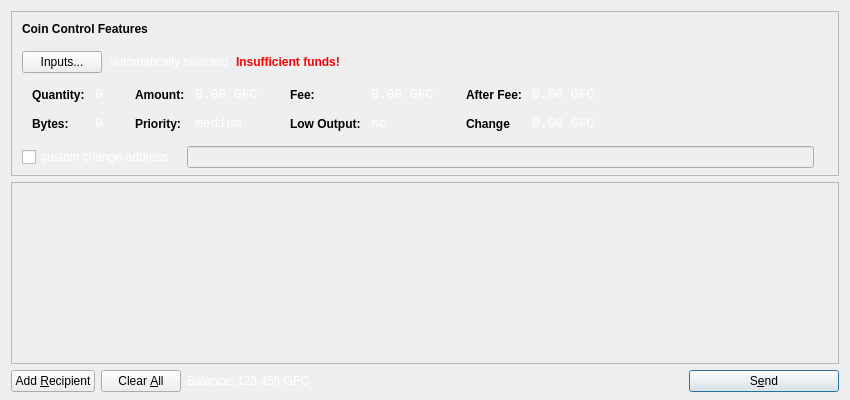
First picture: the form in src/qt/forms/sendcoinsdialog.ui, repository GryfenCrypto/gryfencoin, before the edit.
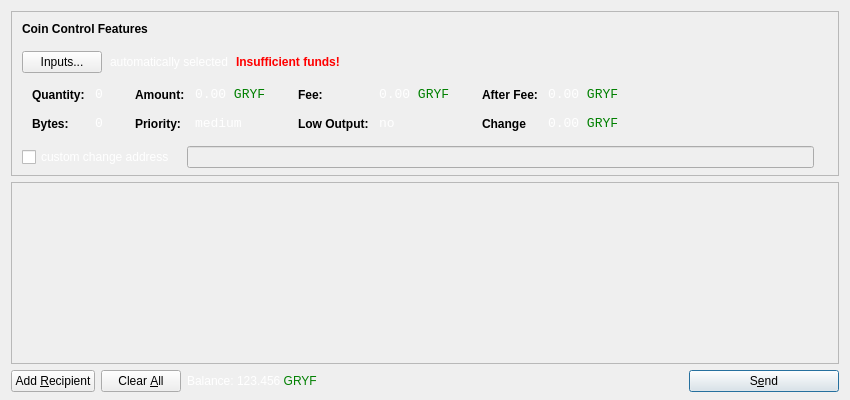
Second picture: the form after the edit. Icons and pictures are not drawn.

Commit message: changed ticker symbol from GFC to GRYF

```diff
--- a/src/qt/forms/sendcoinsdialog.ui
+++ b/src/qt/forms/sendcoinsdialog.ui
@@ -367,7 +367,7 @@
                   <enum>Qt::ActionsContextMenu</enum>
                  </property>
                  <property name="text">
-                  <string>0.00 GFC</string>
+                  <string>&lt;html&gt;&lt;head/&gt;&lt;body&gt;&lt;p&gt;0.00 &lt;span style=&quot; color:#008000;&quot;&gt;GRYF&lt;/span&gt;&lt;/p&gt;&lt;/body&gt;&lt;/html&gt;</string>
                  </property>
                  <property name="textInteractionFlags">
                   <set>Qt::LinksAccessibleByMouse|Qt::TextSelectableByKeyboard|Qt::TextSelectableByMouse</set>
@@ -453,7 +453,7 @@
                   <enum>Qt::ActionsContextMenu</enum>
                  </property>
                  <property name="text">
-                  <string>0.00 GFC</string>
+                  <string>&lt;html&gt;&lt;head/&gt;&lt;body&gt;&lt;p&gt;0.00 &lt;span style=&quot; color:#008000;&quot;&gt;GRYF&lt;/span&gt;&lt;/p&gt;&lt;/body&gt;&lt;/html&gt;</string>
                  </property>
                  <property name="textInteractionFlags">
                   <set>Qt::LinksAccessibleByMouse|Qt::TextSelectableByKeyboard|Qt::TextSelectableByMouse</set>
@@ -539,7 +539,7 @@
                   <enum>Qt::ActionsContextMenu</enum>
                  </property>
                  <property name="text">
-                  <string>0.00 GFC</string>
+                  <string>&lt;html&gt;&lt;head/&gt;&lt;body&gt;&lt;p&gt;0.00 &lt;span style=&quot; color:#008000;&quot;&gt;GRYF&lt;/span&gt;&lt;/p&gt;&lt;/body&gt;&lt;/html&gt;</string>
                  </property>
                  <property name="textInteractionFlags">
                   <set>Qt::LinksAccessibleByMouse|Qt::TextSelectableByKeyboard|Qt::TextSelectableByMouse</set>
@@ -571,7 +571,7 @@
                   <enum>Qt::ActionsContextMenu</enum>
                  </property>
                  <property name="text">
-                  <string>0.00 GFC</string>
+                  <string>&lt;html&gt;&lt;head/&gt;&lt;body&gt;&lt;p&gt;0.00 &lt;span style=&quot; color:#008000;&quot;&gt;GRYF&lt;/span&gt;&lt;/p&gt;&lt;/body&gt;&lt;/html&gt;</string>
                  </property>
                  <property name="textInteractionFlags">
                   <set>Qt::LinksAccessibleByMouse|Qt::TextSelectableByKeyboard|Qt::TextSelectableByMouse</set>
@@ -787,7 +787,7 @@
           <cursorShape>IBeamCursor</cursorShape>
          </property>
          <property name="text">
-          <string>123.456 GFC</string>
+          <string>&lt;html&gt;&lt;head/&gt;&lt;body&gt;&lt;p&gt;123.456 &lt;span style=&quot; color:#008000;&quot;&gt;GRYF&lt;/span&gt;&lt;/p&gt;&lt;/body&gt;&lt;/html&gt;</string>
          </property>
          <property name="textInteractionFlags">
           <set>Qt::LinksAccessibleByMouse|Qt::TextSelectableByKeyboard|Qt::TextSelectableByMouse</set>
```
Left out of the diff: 2 changed lines with no effect on the pictures. The commit also changes 75 other files.
